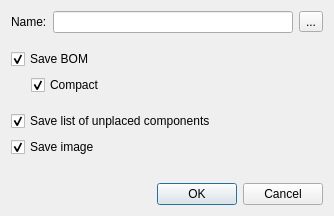
Before: the Qt Designer form cpcb/ui/PNPDialog.ui in wagenadl/cschem, drawn with Qt 5.
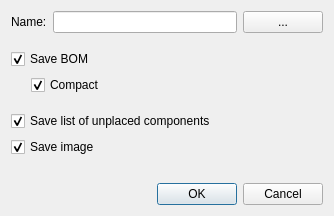
After: the same form once the commit is applied.

Commit message: Work on PNP Dialog

```diff
--- a/cpcb/ui/PNPDialog.ui
+++ b/cpcb/ui/PNPDialog.ui
@@ -47,7 +47,7 @@
        </widget>
       </item>
       <item>
-       <widget class="QToolButton" name="bb">
+       <widget class="QPushButton" name="bb">
         <property name="sizePolicy">
          <sizepolicy hsizetype="Fixed" vsizetype="Fixed">
           <horstretch>0</horstretch>
```
Left out of the diff: 19 changed lines with no effect on the pictures. The commit also changes 5 other files.
